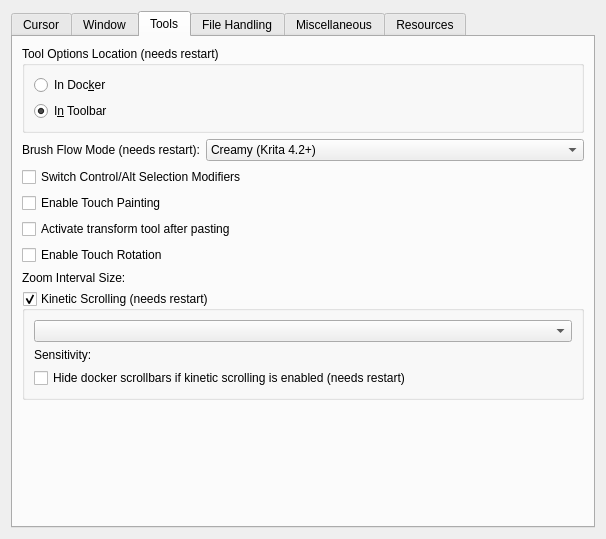
Qt form libs/ui/forms/wdggeneralsettings.ui (KDE/krita) before a commit.
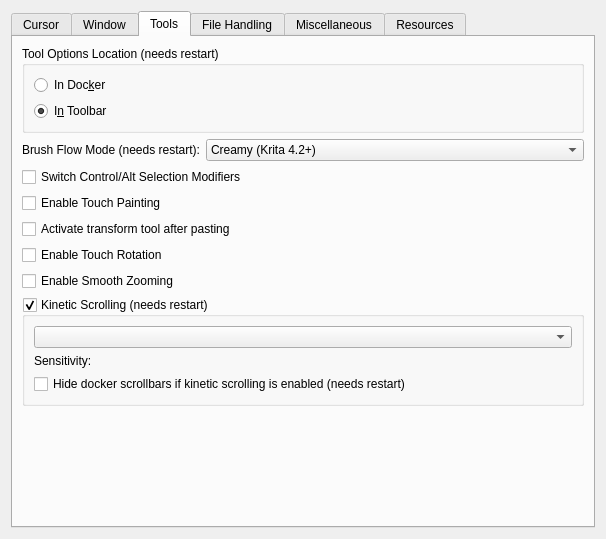
The same form after that commit. The open tabs and pages were chosen to show the change. Custom widgets are drawn as their Qt base class.

Commit message:
Change zoom step config to smooth zoom toggle
Change the "zoom interval size" slider for
a "smooth zoom" option that removes the
presets in exchange for a toggle.

The edit to the form file:
```diff
--- a/libs/ui/forms/wdggeneralsettings.ui
+++ b/libs/ui/forms/wdggeneralsettings.ui
@@ -26,8 +26,8 @@
     <height>295</height>
    </size>
   </property>
-  <layout class="QGridLayout" name="gridLayout">
-   <item row="0" column="0">
+  <layout class="QVBoxLayout" name="verticalLayout_6">
+   <item>
     <widget class="QTabWidget" name="tabWidget">
      <property name="currentIndex">
       <number>0</number>
@@ -474,18 +474,14 @@
         </widget>
        </item>
        <item>
-        <layout class="QHBoxLayout" name="horizontalLayoutZoomScaling">
-         <item>
-          <widget class="QLabel" name="labelZoomScaling">
+        <widget class="QCheckBox" name="chkEnableSmoothZooming">
            <property name="text">
-            <string>Zoom Interval Size:</string>
-           </property>
-          </widget>
-         </item>
-         <item>
-          <widget class="KisSliderSpinBox" name="m_zoomScalingSlider" native="true"/>
-         </item>
-        </layout>
+          <string>Enable Smooth Zooming</string>
+         </property>
+         <property name="checked">
+          <bool>false</bool>
+         </property>
+        </widget>
        </item>
        <item>
         <widget class="QGroupBox" name="m_groupBoxKineticScrollingSettings">
```
Lines whose indentation alone changed are shown as unchanged. The commit also changes 5 other files.
